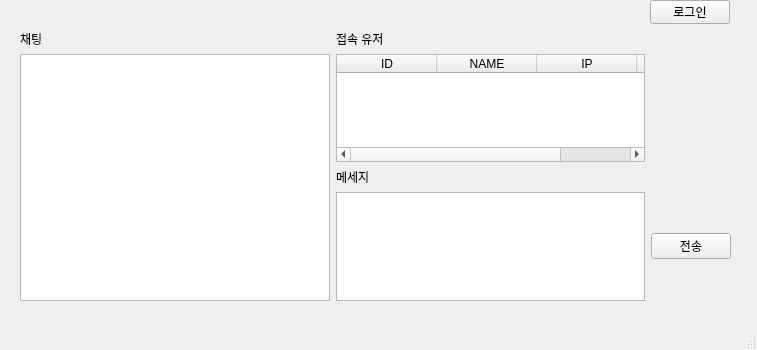
The window that mainwindow.ui (Goseongcheol/QtcpClient) describes before a commit, drawn with Qt 5.
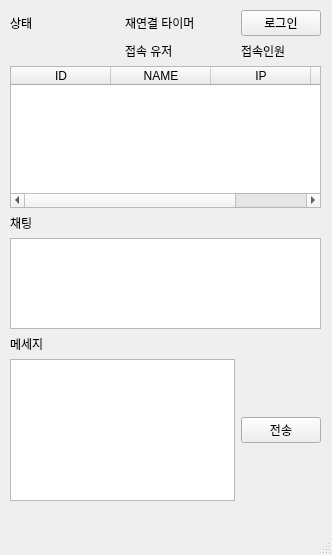
The same window after the commit.

The edit to the form file:
```diff
--- a/mainwindow.ui
+++ b/mainwindow.ui
@@ -6,8 +6,8 @@
    <rect>
     <x>0</x>
     <y>0</y>
-    <width>757</width>
-    <height>350</height>
+    <width>332</width>
+    <height>555</height>
    </rect>
   </property>
   <property name="windowTitle">
@@ -17,108 +17,110 @@
    <widget class="QWidget" name="gridLayoutWidget">
     <property name="geometry">
      <rect>
-      <x>20</x>
-      <y>30</y>
-      <width>711</width>
-      <height>271</height>
+      <x>10</x>
+      <y>10</y>
+      <width>311</width>
+      <height>491</height>
      </rect>
     </property>
     <layout class="QGridLayout" name="gridLayout">
-     <item row="3" column="1">
+     <item row="4" column="0" colspan="3">
+      <widget class="QTableWidget" name="userTableWidget">
+       <column>
+        <property name="text">
+         <string>ID</string>
+        </property>
+       </column>
+       <column>
+        <property name="text">
+         <string>NAME</string>
+        </property>
+       </column>
+       <column>
+        <property name="text">
+         <string>IP</string>
+        </property>
+       </column>
+       <column>
+        <property name="text">
+         <string>PORT</string>
+        </property>
+       </column>
+      </widget>
+     </item>
+     <item row="11" column="0" colspan="2">
       <widget class="QTextEdit" name="chatText"/>
      </item>
-     <item row="0" column="0">
+     <item row="1" column="0">
+      <widget class="QLabel" name="statusLabel">
+       <property name="text">
+        <string>상태</string>
+       </property>
+      </widget>
+     </item>
+     <item row="5" column="0">
       <widget class="QLabel" name="label">
        <property name="text">
         <string>채팅</string>
        </property>
       </widget>
      </item>
-     <item row="0" column="1">
-      <widget class="QLabel" name="label_2">
+     <item row="11" column="2">
+      <widget class="QPushButton" name="sendButton">
        <property name="text">
-        <string>접속 유저</string>
+        <string>전송</string>
        </property>
       </widget>
      </item>
-     <item row="1" column="0" rowspan="3">
+     <item row="6" column="0" rowspan="2" colspan="3">
       <widget class="QTextEdit" name="logText"/>
      </item>
-     <item row="2" column="1">
+     <item row="10" column="0">
       <widget class="QLabel" name="label_4">
        <property name="text">
         <string>메세지</string>
        </property>
       </widget>
      </item>
-     <item row="3" column="2">
-      <widget class="QPushButton" name="sendButton">
+     <item row="2" column="2">
+      <widget class="QLabel" name="userCount">
        <property name="text">
-        <string>전송</string>
+        <string>접속인원</string>
+       </property>
+      </widget>
+     </item>
+     <item row="1" column="2">
+      <widget class="QPushButton" name="loginButton">
+       <property name="text">
+        <string>로그인</string>
+       </property>
+       <property name="checkable">
+        <bool>true</bool>
+       </property>
+       <property name="checked">
+        <bool>false</bool>
+       </property>
+       <property name="autoRepeat">
+        <bool>false</bool>
        </property>
       </widget>
      </item>
      <item row="1" column="1">
-      <widget class="QTableWidget" name="userTableWidget">
-       <column>
-        <property name="text">
-         <string>ID</string>
-        </property>
-       </column>
-       <column>
-        <property name="text">
-         <string>NAME</string>
-        </property>
-       </column>
-       <column>
-        <property name="text">
-         <string>IP</string>
-        </property>
-       </column>
-       <column>
-        <property name="text">
-         <string>PORT</string>
-        </property>
-       </column>
+      <widget class="QLabel" name="reConnectLabel">
+       <property name="text">
+        <string>재연결 타이머</string>
+       </property>
+      </widget>
+     </item>
+     <item row="2" column="1">
+      <widget class="QLabel" name="label_2">
+       <property name="text">
+        <string>접속 유저</string>
+       </property>
       </widget>
      </item>
     </layout>
    </widget>
-   <widget class="QPushButton" name="loginButton">
-    <property name="geometry">
-     <rect>
-      <x>650</x>
-      <y>0</y>
-      <width>80</width>
-      <height>24</height>
-     </rect>
-    </property>
-    <property name="text">
-     <string>로그인</string>
-    </property>
-    <property name="checkable">
-     <bool>true</bool>
-    </property>
-    <property name="checked">
-     <bool>false</bool>
-    </property>
-    <property name="autoRepeat">
-     <bool>false</bool>
-    </property>
-   </widget>
-   <widget class="QLabel" name="statusLabel">
-    <property name="geometry">
-     <rect>
-      <x>20</x>
-      <y>10</y>
-      <width>50</width>
-      <height>16</height>
-     </rect>
-    </property>
-    <property name="text">
-     <string/>
-    </property>
-   </widget>
    <widget class="QLabel" name="UserIdLabel">
     <property name="geometry">
      <rect>
```
Left out of the diff: 2 changed lines with no effect on the pictures.
